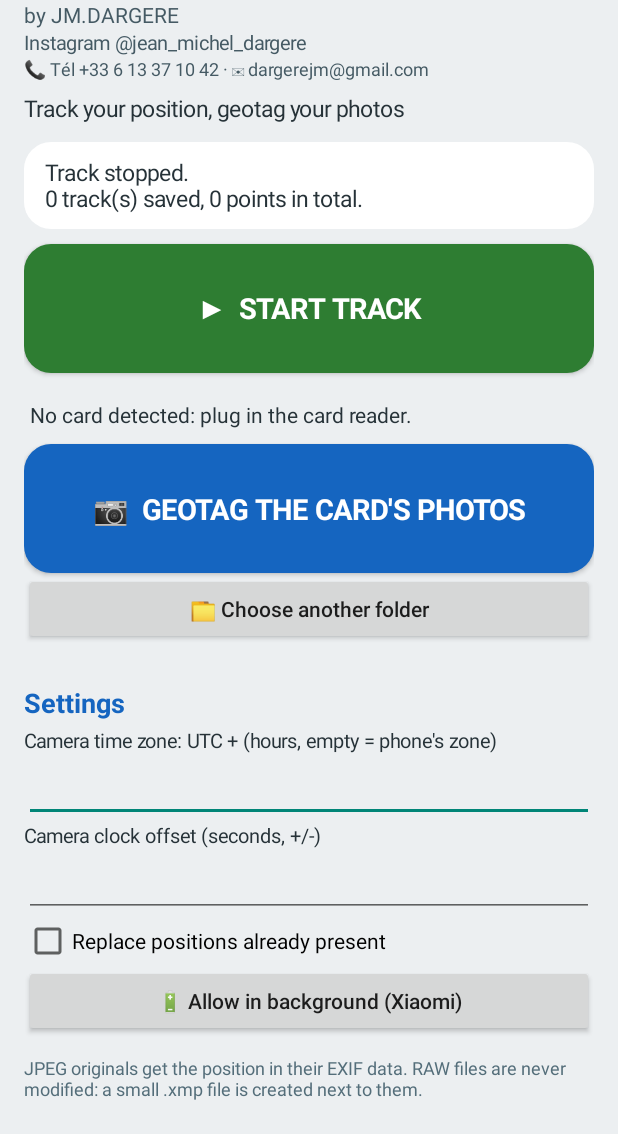
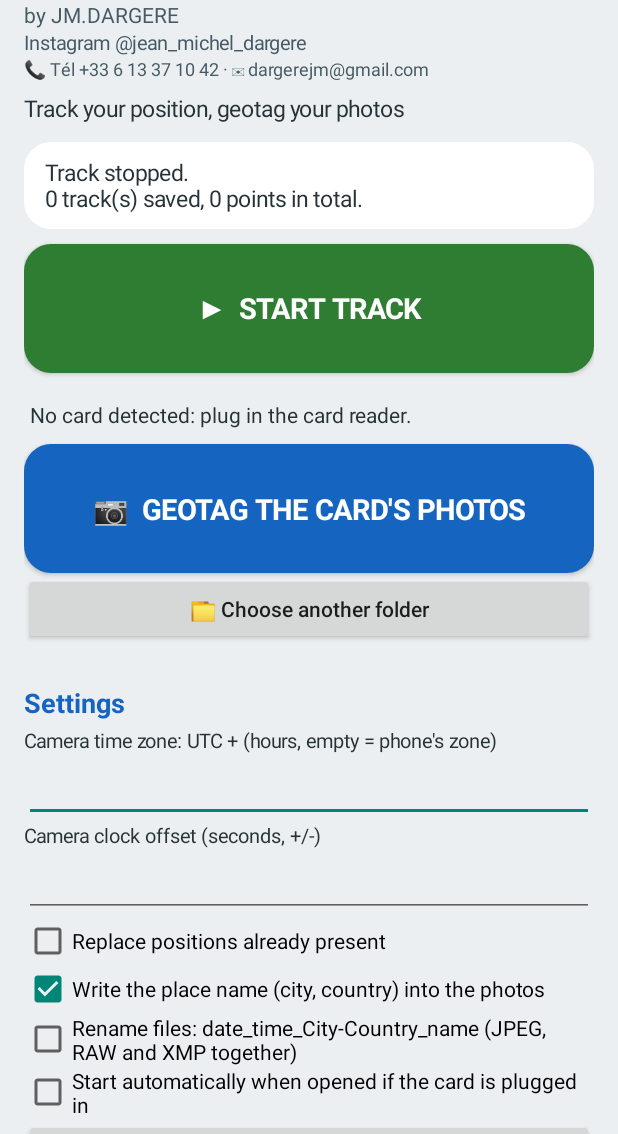
Before and after one commit to dargerejm-oss/trace-photo-android, an Android app: the screen it shows after launch (MainActivity), on a phone screen of 412 x 824 dp, the part 102-1236 px from its top. Run offline under Robolectric (Android 15) with nearby library versions, the phone set to English and light mode, and no system bars.

Commit message:
TRACE PHOTO v1.1 : noms de lieux hors ligne, renommage, options, lancement auto
Co-Authored-By: Claude Sonnet 5.5 <noreply@anthropic.com>
Claude-Session: https://claude.ai/code/session_01HG97iMfEjTevcNT62nJE5X

```diff
--- a/app/build.gradle.kts
+++ b/app/build.gradle.kts
@@ -10,8 +10,8 @@ android {
         applicationId = "com.jmdargere.tracephoto"
         minSdk = 26
         targetSdk = 34
-        versionCode = 1
-        versionName = "1.0"
+        versionCode = 2
+        versionName = "1.1"
     }
     compileOptions {
         sourceCompatibility = JavaVersion.VERSION_17
--- a/app/src/main/AndroidManifest.xml
+++ b/app/src/main/AndroidManifest.xml
@@ -6,6 +6,7 @@
     <uses-permission android:name="android.permission.FOREGROUND_SERVICE_LOCATION" />
     <uses-permission android:name="android.permission.POST_NOTIFICATIONS" />
     <uses-permission android:name="android.permission.WAKE_LOCK" />
+    <uses-permission android:name="android.permission.INTERNET" />
     <uses-permission android:name="android.permission.VIBRATE" />
     <application
         android:allowBackup="false"
--- a/app/src/main/java/com/jmdargere/tracephoto/MainActivity.kt
+++ b/app/src/main/java/com/jmdargere/tracephoto/MainActivity.kt
@@ -38,6 +38,9 @@ class MainActivity : Activity() {
     private lateinit var etFuseau: EditText
     private lateinit var etDecal: EditText
     private lateinit var cbRemp: CheckBox
+    private lateinit var cbLieu: CheckBox
+    private lateinit var cbRen: CheckBox
+    private lateinit var cbAuto: CheckBox
     private lateinit var btnStop: Button
     private var travail: Geoloc? = null
     private var enCours = false
@@ -94,15 +97,22 @@ class MainActivity : Activity() {
         root.addView(etDecal)
         cbRemp = CheckBox(this).apply { text = T.t("remplacer"); isChecked = sp.getBoolean("remp", false) }
         root.addView(cbRemp)
+        cbLieu = CheckBox(this).apply { text = T.t("o_lieu"); isChecked = sp.getBoolean("lieu", true) }; root.addView(cbLieu)
+        cbRen = CheckBox(this).apply { text = T.t("o_ren"); isChecked = sp.getBoolean("ren", false) }; root.addView(cbRen)
+        cbAuto = CheckBox(this).apply { text = T.t("o_auto"); isChecked = sp.getBoolean("auto", false) }; root.addView(cbAuto)
         root.addView(Button(this).apply { text = T.t("batt"); isAllCaps = false
             setOnClickListener { try { startActivity(Intent(Settings.ACTION_IGNORE_BATTERY_OPTIMIZATION_SETTINGS)) } catch (_: Exception) {} } })
-        root.addView(txt(T.t("garde"), 12f, Color.parseColor("#546E7A")).apply { setPadding(0, dp(12), 0, 0) })
+        root.addView(txt(T.t("garde") + "\n" + T.t("credit"), 12f, Color.parseColor("#546E7A")).apply { setPadding(0, dp(12), 0, 0) })
     }
 
-    override fun onResume() { super.onResume(); tick() }
+    private var autoFait = false
+    override fun onResume() {
+        super.onResume(); tick()
+        if (!autoFait && sp.getBoolean("auto", false) && !enCours && carteDetectee() != null && sp.getString("arbre", null) != null) { autoFait = true; lancer(false) }
+    }
     override fun onPause() { super.onPause(); h.removeCallbacksAndMessages(null); sauveReglages() }
 
-    private fun sauveReglages() { sp.edit().putString("fuseau", etFuseau.text.toString()).putString("decal", etDecal.text.toString()).putBoolean("remp", cbRemp.isChecked).apply() }
+    private fun sauveReglages() { sp.edit().putString("fuseau", etFuseau.text.toString()).putString("decal", etDecal.text.toString()).putBoolean("remp", cbRemp.isChecked).putBoolean("lieu", cbLieu.isChecked).putBoolean("ren", cbRen.isChecked).putBoolean("auto", cbAuto.isChecked).apply() }
 
     private fun tick() {
         val on = TraceService.actif
@@ -179,10 +189,14 @@ class MainActivity : Activity() {
         val fz = etFuseau.text.toString().trim().toDoubleOrNull()
         val offSec = if (fz != null) (fz * 3600).toInt() else auto
         val dec = etDecal.text.toString().trim().toIntOrNull() ?: 0
-        val g = Geoloc(this, u, offSec, dec, cbRemp.isChecked); travail = g
+        if (TraceService.actif) { startService(Intent(this, TraceService::class.java).setAction("STOP")) }
+        val g = Geoloc(this, u, offSec, dec, cbRemp.isChecked, cbLieu.isChecked, cbRen.isChecked, Lieux.disponible(this)); travail = g
         Thread {
+            if (TraceService.actif) Thread.sleep(1500)
             val pts = Trace.lireTout(this)
             if (pts.isEmpty()) { h.post { fin(null, T.t("pas_trace"), "#E65100") }; return@Thread }
+            var lieuxOk = false
+            if (cbLieu.isChecked || cbRen.isChecked) { h.post { carte.text = T.t("dl_lieux") }; lieuxOk = Lieux.assurer(this); g.lieuxOk = lieuxOk }
             h.post { carte.text = T.t("recherche") }
             val liste = g.lister()
             if (liste.isEmpty()) { h.post { fin(null, T.t("pas_photo"), "#E65100") }; return@Thread }
@@ -195,7 +209,13 @@ class MainActivity : Activity() {
     private fun fin(b: Bilan?, titre: String, couleur: String) {
         enCours = false; btnGeo.isEnabled = true; barre.visibility = View.GONE; btnStop.visibility = View.GONE
         banniere.text = titre; banniere.background = fond(Color.parseColor(couleur)); banniere.visibility = View.VISIBLE
-        if (b != null) { bilanTxt.text = T.f("bilan", b.geo, b.deja, b.hors, b.xmp, b.xmpExiste, b.sansDate, b.erreurs); bilanTxt.visibility = View.VISIBLE }
+        if (b != null) {
+            var t = T.f("bilan", b.geo, b.deja, b.hors, b.xmp, b.xmpExiste, b.sansDate, b.erreurs)
+            if (b.lieux.isNotEmpty()) t += T.f("bilan_lieux", b.lieux.entries.sortedByDescending { it.value }.joinToString("\n") { "• ${it.key} : ${it.value}" })
+            else if ((cbLieu.isChecked || cbRen.isChecked) && !Lieux.disponible(this)) t += "\n\n" + T.t("pas_lieux")
+            if (b.renomme > 0) t += T.f("bilan_ren", b.renomme)
+            bilanTxt.text = t; bilanTxt.visibility = View.VISIBLE
+        }
         carte.text = ""
         try { ToneGenerator(AudioManager.STREAM_NOTIFICATION, 90).startTone(ToneGenerator.TONE_PROP_ACK, 600) } catch (_: Exception) {}
         try { (getSystemService(Context.VIBRATOR_SERVICE) as Vibrator).vibrate(VibrationEffect.createOneShot(400, VibrationEffect.DEFAULT_AMPLITUDE)) } catch (_: Exception) {}
--- a/app/src/main/java/com/jmdargere/tracephoto/T.kt
+++ b/app/src/main/java/com/jmdargere/tracephoto/T.kt
@@ -35,6 +35,14 @@ object T {
         "perm" to "La permission de position est nécessaire.",
         "perm_bg" to "Pour une trace fiable, choisis « Toujours autoriser » ou « Autoriser tout le temps ».",
         "versiontxt" to "par JM.DARGERE",
+        "o_lieu" to "Écrire le nom du lieu (ville, pays) dans les photos",
+        "o_ren" to "Renommer les fichiers : date_heure_Ville-Pays_nom (JPEG, RAW et XMP ensemble)",
+        "o_auto" to "Lancer tout seul à l'ouverture si la carte est branchée",
+        "dl_lieux" to "Téléchargement de la base des villes (une seule fois, 2 Mo)…",
+        "pas_lieux" to "Noms de lieux : base non téléchargée (pas d'internet). Ils seront ajoutés au prochain passage.",
+        "bilan_lieux" to "\n\n🌍 Lieux :\n%s",
+        "bilan_ren" to "\n✏ %d fichier(s) renommé(s)",
+        "credit" to "Noms de lieux : GeoNames (CC-BY 4.0).",
         "garde" to "Les originaux JPEG reçoivent la position dans leurs données EXIF. Les RAW ne sont jamais modifiés : un petit fichier .xmp est créé à côté.",
     )
     private val en = mapOf(
@@ -68,6 +76,14 @@ object T {
         "perm" to "Location permission is required.",
         "perm_bg" to "For a reliable track, choose “Allow all the time”.",
         "versiontxt" to "by JM.DARGERE",
+        "o_lieu" to "Write the place name (city, country) into the photos",
+        "o_ren" to "Rename files: date_time_City-Country_name (JPEG, RAW and XMP together)",
+        "o_auto" to "Start automatically when opened if the card is plugged in",
+        "dl_lieux" to "Downloading the city database (once, 2 MB)…",
+        "pas_lieux" to "Place names: database not downloaded (no internet). They will be added next time.",
+        "bilan_lieux" to "\n\n🌍 Places:\n%s",
+        "bilan_ren" to "\n✏ %d file(s) renamed",
+        "credit" to "Place names: GeoNames (CC-BY 4.0).",
         "garde" to "JPEG originals get the position in their EXIF data. RAW files are never modified: a small .xmp file is created next to them.",
     )
     fun t(k: String): String {
```
Also changed, not shown: app/src/main/java/com/jmdargere/tracephoto/Geoloc.kt (+45 -5 lines), app/src/main/java/com/jmdargere/tracephoto/Lieux.kt (added, +80 -0 lines).
